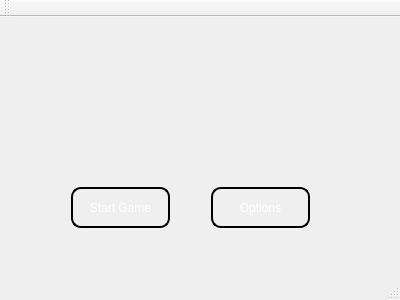
The window that bit-biter/mainwindow.ui (bmatt468/bit-biter) describes before a commit, drawn with Qt 5.
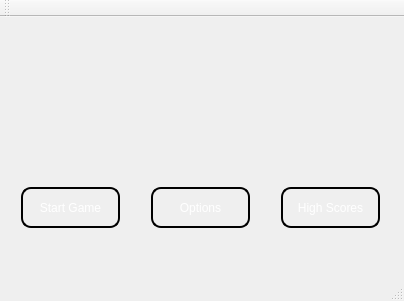
The same window after the commit. Icons and pictures are not drawn.

Commit message: Added score functionality. Began work on UI options.

```diff
--- a/bit-biter/mainwindow.ui
+++ b/bit-biter/mainwindow.ui
@@ -6,8 +6,8 @@
    <rect>
     <x>0</x>
     <y>0</y>
-    <width>400</width>
-    <height>300</height>
+    <width>404</width>
+    <height>301</height>
    </rect>
   </property>
   <property name="windowTitle">
@@ -20,7 +20,7 @@
    <widget class="QPushButton" name="pushButton">
     <property name="geometry">
      <rect>
-      <x>70</x>
+      <x>20</x>
       <y>170</y>
       <width>101</width>
       <height>41</height>
@@ -54,7 +54,7 @@
    <widget class="QPushButton" name="pushButton_2">
     <property name="geometry">
      <rect>
-      <x>210</x>
+      <x>150</x>
       <y>170</y>
       <width>101</width>
       <height>41</height>
@@ -104,6 +104,40 @@
      <set>Qt::AlignCenter</set>
     </property>
    </widget>
+   <widget class="QPushButton" name="pushButton_3">
+    <property name="geometry">
+     <rect>
+      <x>280</x>
+      <y>170</y>
+      <width>101</width>
+      <height>41</height>
+     </rect>
+    </property>
+    <property name="styleSheet">
+     <string notr="true">QPushButton {    
+    min-height: 1.5em;    
+    font: 1em;   
+    margin: 0 1px 0 1px;   
+    color: white;    
+    background-color: qlineargradient(x1: 0, y1: 0, x2: 0, y2: 1,
+                                      stop: 0 #000000, stop: 1 #cccccc);
+    
+    border-style: outset;    
+    border-radius: 10px;
+    border-width: 2px;   
+    border-color: #000000;
+}
+ 
+
+QPushButton:pressed {    
+    background-color: qlineargradient(x1: 0, y1: 0, x2: 0, y2: 1,
+                                      stop: 0 #cccccc, stop: 1 #000000);
+}</string>
+    </property>
+    <property name="text">
+     <string>High Scores</string>
+    </property>
+   </widget>
   </widget>
   <widget class="QMenuBar" name="menuBar">
    <property name="geometry">
```
Left out of the diff: 2 changed lines with no effect on the pictures. The commit also changes 15 other files.
